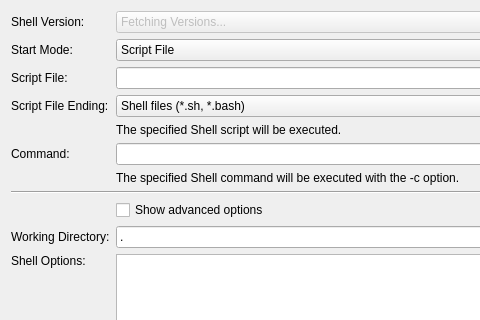
Qt form src/brickv/plugin_system/plugins/red/ui/program_page_shell.ui (Tinkerforge/brickv) before a commit; both pictures show x 0 to 480 and y 0 to 320 of the 582 by 689 pixel window.
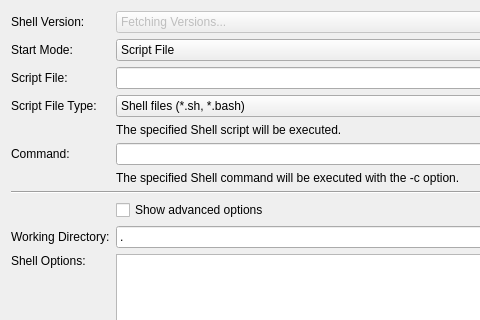
The same form after that commit. Custom widgets are drawn as their Qt base class.

```diff
--- a/src/brickv/plugin_system/plugins/red/ui/program_page_shell.ui
+++ b/src/brickv/plugin_system/plugins/red/ui/program_page_shell.ui
@@ -228,7 +228,7 @@
      <item row="3" column="0">
       <widget class="QLabel" name="label_script_file_ending">
        <property name="text">
-        <string>Script File Ending:</string>
+        <string>Script File Type:</string>
        </property>
       </widget>
      </item>
```
Left out of the diff: 4 changed lines with no effect on the pictures.
